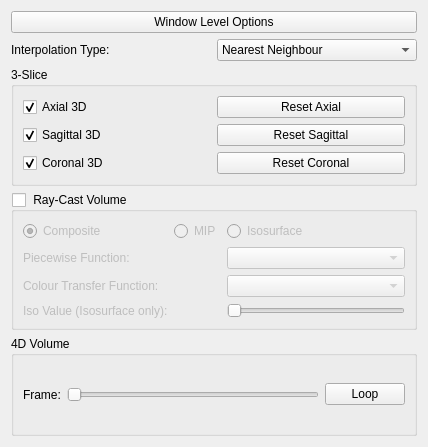
Qt form rtUI/volume3DOptions.ui (pengwg/vurtigo) before a commit.
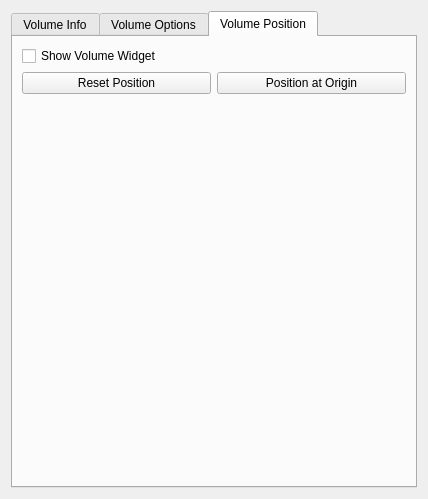
The same form after that commit. The open tabs and pages were chosen to show the change.

```diff
--- a/rtUI/volume3DOptions.ui
+++ b/rtUI/volume3DOptions.ui
@@ -7,7 +7,7 @@
     <x>0</x>
     <y>0</y>
     <width>428</width>
-    <height>447</height>
+    <height>499</height>
    </rect>
   </property>
   <property name="windowTitle">
@@ -15,6 +15,26 @@
   </property>
   <layout class="QVBoxLayout" name="verticalLayout_2">
    <item>
+    <widget class="QTabWidget" name="tabWidget">
+     <property name="currentIndex">
+      <number>0</number>
+     </property>
+     <widget class="QWidget" name="tab_3">
+      <attribute name="title">
+       <string>Volume Info</string>
+      </attribute>
+      <layout class="QVBoxLayout" name="verticalLayout_3">
+       <item>
+        <widget class="QTextEdit" name="volumeInfoTextEdit"/>
+       </item>
+      </layout>
+     </widget>
+     <widget class="QWidget" name="tab">
+      <attribute name="title">
+       <string>Volume Options</string>
+      </attribute>
+      <layout class="QVBoxLayout" name="verticalLayout">
+       <item>
     <widget class="QPushButton" name="wlButton">
      <property name="text">
       <string>Window Level Options</string>
@@ -222,6 +242,51 @@
        </widget>
       </item>
      </layout>
+        </widget>
+       </item>
+      </layout>
+     </widget>
+     <widget class="QWidget" name="tab_2">
+      <attribute name="title">
+       <string>Volume Position</string>
+      </attribute>
+      <layout class="QGridLayout" name="gridLayout_3">
+       <item row="0" column="0">
+        <widget class="QCheckBox" name="volumePositionWidgetCheckBox">
+         <property name="text">
+          <string>Show Volume Widget</string>
+         </property>
+        </widget>
+       </item>
+       <item row="1" column="0">
+        <widget class="QPushButton" name="resetPositionButton">
+         <property name="text">
+          <string>Reset Position</string>
+         </property>
+        </widget>
+       </item>
+       <item row="1" column="1">
+        <widget class="QPushButton" name="originPositionButton">
+         <property name="text">
+          <string>Position at Origin</string>
+         </property>
+        </widget>
+       </item>
+       <item row="2" column="0">
+        <spacer name="verticalSpacer">
+         <property name="orientation">
+          <enum>Qt::Vertical</enum>
+         </property>
+         <property name="sizeHint" stdset="0">
+          <size>
+           <width>20</width>
+           <height>40</height>
+          </size>
+         </property>
+        </spacer>
+       </item>
+      </layout>
+     </widget>
     </widget>
    </item>
   </layout>
```
Left out of the diff: 7 changed lines with no effect on the pictures. Lines whose indentation alone changed are shown as unchanged.
